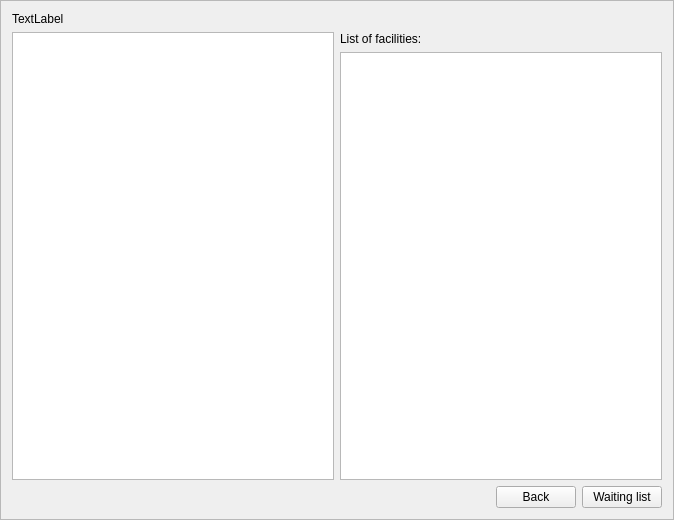
The window that src/regionframe.ui (murrple-1/BedChaser) describes before a commit, drawn with Qt 5.
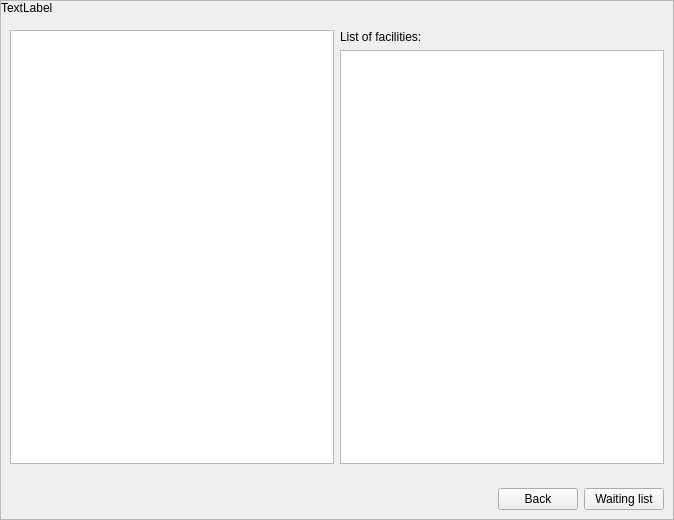
The same window after the commit.

What changed in the file:
```diff
--- a/src/regionframe.ui
+++ b/src/regionframe.ui
@@ -20,14 +20,20 @@
    <enum>QFrame::Raised</enum>
   </property>
   <layout class="QVBoxLayout" name="verticalLayout_2">
+   <property name="leftMargin">
+    <number>0</number>
+   </property>
+   <property name="topMargin">
+    <number>0</number>
+   </property>
+   <property name="rightMargin">
+    <number>0</number>
+   </property>
+   <property name="bottomMargin">
+    <number>0</number>
+   </property>
    <item>
     <widget class="QLabel" name="logoLabel">
-     <property name="sizePolicy">
-      <sizepolicy hsizetype="Maximum" vsizetype="Maximum">
-       <horstretch>0</horstretch>
-       <verstretch>0</verstretch>
-      </sizepolicy>
-     </property>
      <property name="text">
       <string>TextLabel</string>
      </property>
@@ -35,6 +41,18 @@
    </item>
    <item>
     <layout class="QHBoxLayout" name="horizontalLayout_2">
+     <property name="leftMargin">
+      <number>9</number>
+     </property>
+     <property name="topMargin">
+      <number>9</number>
+     </property>
+     <property name="rightMargin">
+      <number>9</number>
+     </property>
+     <property name="bottomMargin">
+      <number>9</number>
+     </property>
      <item>
       <widget class="QGraphicsView" name="mapGraphicsView"/>
      </item>
@@ -56,6 +74,18 @@
    </item>
    <item>
     <layout class="QHBoxLayout" name="horizontalLayout">
+     <property name="leftMargin">
+      <number>9</number>
+     </property>
+     <property name="topMargin">
+      <number>9</number>
+     </property>
+     <property name="rightMargin">
+      <number>9</number>
+     </property>
+     <property name="bottomMargin">
+      <number>9</number>
+     </property>
      <item>
       <spacer name="horizontalSpacer">
        <property name="orientation">
```
